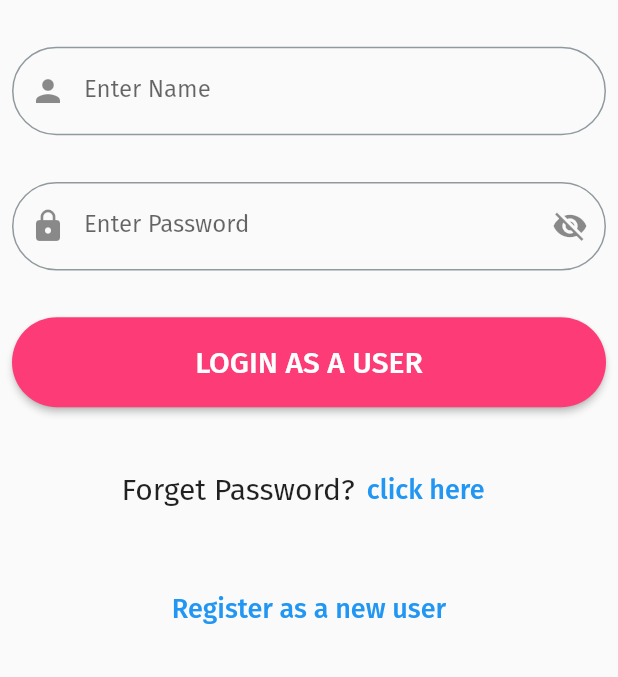
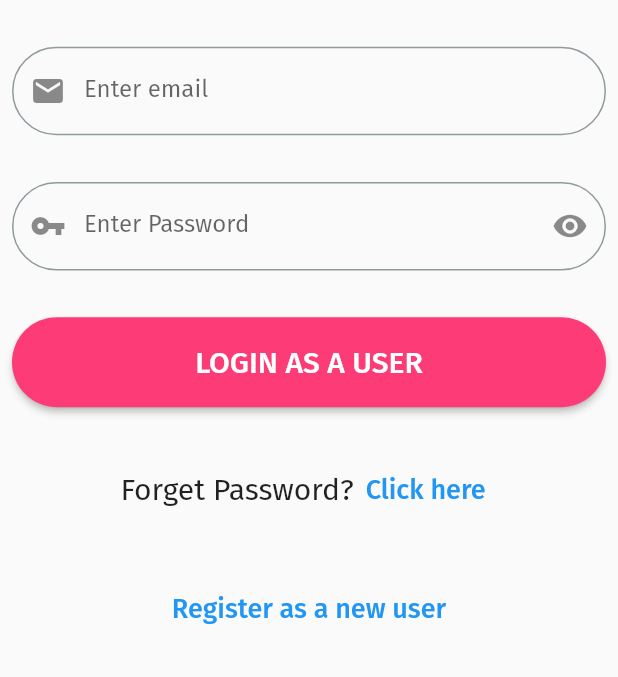
Before and after one commit to SeAliijaz/women_safety_app, a Flutter app: the screen it shows after launch, on a phone screen of 412 x 824 dp, the part 483-1160 px from its top. Run offline on Flutter 3.47's test engine with Material 2 defaults, Android fonts, the phone set to English and light mode, and no system bars; our stand-ins replace carousel_slider, fluttertoast, google_fonts, webview_flutter; missing offline and left inert: flutter_phone_direct_caller.

Commit message:
LogIn Screen Validations etc

```diff
--- a/lib/Screens/Credientals-Screens/login_screen.dart
+++ b/lib/Screens/Credientals-Screens/login_screen.dart
@@ -3,8 +3,24 @@ import 'package:women_safety_app/Widgets/Custom-Buttons/primary_button.dart';
 import 'package:women_safety_app/Widgets/Custom-Buttons/secondary_button.dart';
 import 'package:women_safety_app/Widgets/Custom-Widgets/text_form_field.dart';
 
-class LogInScreen extends StatelessWidget {
+class LogInScreen extends StatefulWidget {
   const LogInScreen({Key? key}) : super(key: key);
+
+  @override
+  State<LogInScreen> createState() => _LogInScreenState();
+}
+
+class _LogInScreenState extends State<LogInScreen> {
+  bool isPasswordShown = false;
+  final formKey = GlobalKey<FormState>();
+  final formData = Map<String, Object>();
+
+  _onFormSubmit() {
+    formKey.currentState!.save();
+    debugPrint("${formData["email"]}");
+    debugPrint("${formData["password"]}");
+  }
+
   @override
   Widget build(BuildContext context) {
     final Size s = MediaQuery.of(context).size;
@@ -12,12 +28,13 @@ class LogInScreen extends StatelessWidget {
       body: SafeArea(
         child: Padding(
           padding: const EdgeInsets.all(8.0),
-          child: Container(
-            child: Center(
-              child: SingleChildScrollView(
-                child: Container(
-                  height: s.height * 0.9,
-                  width: s.width,
+          child: Center(
+            child: SingleChildScrollView(
+              child: SizedBox(
+                height: s.height * 0.9,
+                width: s.width,
+                child: Form(
+                  key: formKey,
                   child: Column(
                     mainAxisAlignment: MainAxisAlignment.spaceEvenly,
                     children: [
@@ -34,18 +51,56 @@ class LogInScreen extends StatelessWidget {
                         "assets/logo.png",
                         scale: 3,
                       ),
-                      const CustomTextField(
-                        hintText: "Enter Name",
-                        prefix: Icon(Icons.person),
+                      CustomTextField(
+                        hintText: "Enter email",
+                        textInputAction: TextInputAction.next,
+                        keyboardtype: TextInputType.emailAddress,
+                        prefix: Icon(Icons.email),
+                        onsave: (email) {
+                          formData["email"] = email ?? "";
+                        },
+                        validator: (email) {
+                          if (email!.isEmpty ||
+                              email.length < 3 ||
+                              !email.contains("@")) {
+                            return "Incorrect Email";
+                          } else {
+                            return null;
+                          }
+                        },
                       ),
-                      const CustomTextField(
+                      CustomTextField(
                         hintText: "Enter Password",
-                        prefix: Icon(Icons.lock),
-                        suffix: Icon(Icons.visibility_off),
+                        isPassword: isPasswordShown,
+                        onsave: (password) {
+                          formData["password"] = password ?? "";
+                        },
+                        validator: (password) {
+                          if (password!.isEmpty || password.length < 7) {
+                            return "Incorrect Pa ssword";
+                          } else {
+                            return null;
+                          }
+                        },
+                        prefix: Icon(Icons.vpn_key),
+                        suffix: IconButton(
+                          onPressed: () {
+                            setState(() {
+                              isPasswordShown = !isPasswordShown;
+                            });
+                          },
+                          icon: isPasswordShown
+                              ? Icon(Icons.visibility_off)
+                              : Icon(Icons.visibility),
+                        ),
                       ),
                       PrimaryButton(
                         title: "login as a user",
-                        onPressed: () {},
+                        onPressed: () {
+                          if (formKey.currentState!.validate()) {
+                            return _onFormSubmit();
+                          }
+                        },
                       ),
                       Row(
                         mainAxisAlignment: MainAxisAlignment.center,
@@ -55,7 +110,7 @@ class LogInScreen extends StatelessWidget {
                             style: TextStyle(fontSize: 20),
                           ),
                           SecondaryButton(
-                            title: "click here",
+                            title: "Click here",
                             onPressed: () {},
                           ),
                         ],
--- a/lib/Widgets/Custom-Widgets/text_form_field.dart
+++ b/lib/Widgets/Custom-Widgets/text_form_field.dart
@@ -3,7 +3,7 @@ import 'package:flutter/material.dart';
 class CustomTextField extends StatelessWidget {
   final String? hintText;
   final TextEditingController? controller;
-  final String? Function(String?)? validate;
+  final String? Function(String?)? validator;
   final Function(String?)? onsave;
   final int? maxLines;
   final bool isPassword;
@@ -29,7 +29,7 @@ class CustomTextField extends StatelessWidget {
       this.prefix,
       this.suffix,
       this.textInputAction,
-      this.validate});
+      this.validator});
 
   @override
   Widget build(BuildContext context) {
@@ -41,7 +41,7 @@ class CustomTextField extends StatelessWidget {
       textInputAction: textInputAction,
       keyboardType: keyboardtype == null ? TextInputType.name : keyboardtype,
       controller: controller,
-      validator: validate,
+      validator: validator,
       obscureText: isPassword == false ? false : isPassword,
       decoration: InputDecoration(
         prefixIcon: prefix,
--- a/lib/main.dart
+++ b/lib/main.dart
@@ -12,8 +12,13 @@ class MyApp extends StatelessWidget {
   @override
   Widget build(BuildContext context) {
     return MaterialApp(
+      ///title of app
       title: 'Women Safety App',
+
+      ///debugShowCheckedModeBanner
       debugShowCheckedModeBanner: false,
+
+      ///Theme
       theme: ThemeData(
         ///Default Text Theme
         textTheme: GoogleFonts.firaSansTextTheme(
```
Also changed, not shown: lib/Responsive/responsive.dart (added, +67 -0 lines), 1 other file.
